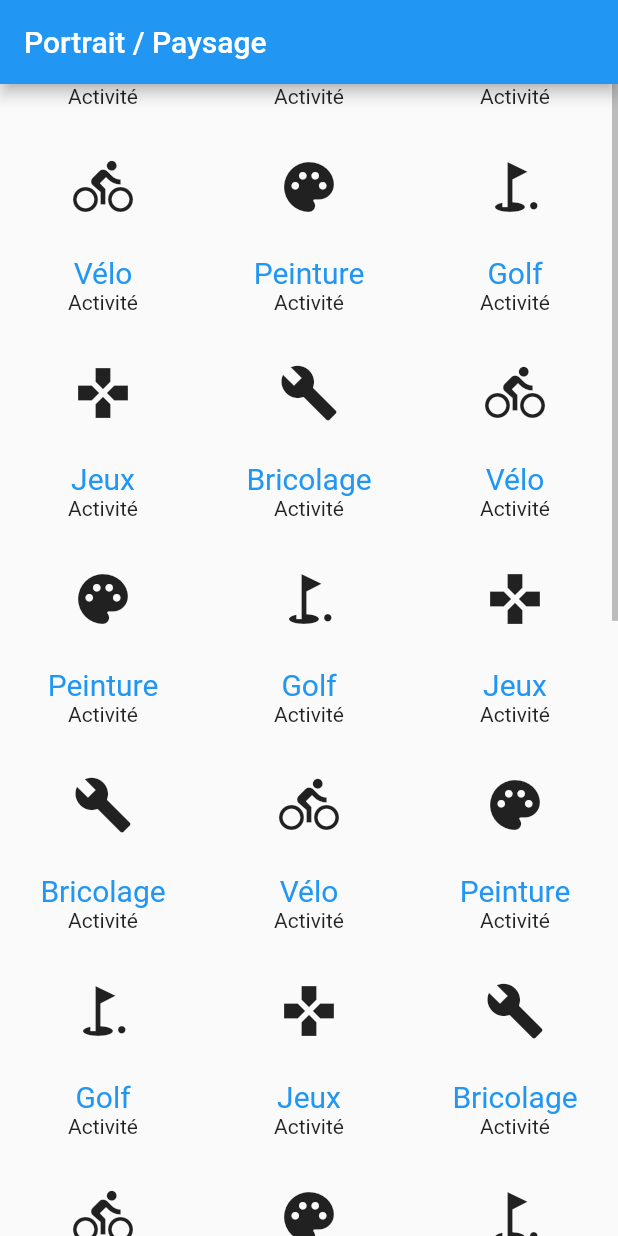
After one commit to fabienlierville/-flutter_ril21-2_scroll, a Flutter app: the screen it shows after launch, on a phone screen of 412 x 824 dp. The commit adds this screen. Run offline on Flutter 3.47's test engine with Material 2 defaults, Android fonts, the phone set to English and light mode, and no system bars.

Commit message:
Portrait-Paysage

```diff
--- a/lib/pages/page_portrait_paysage.dart
+++ b/lib/pages/page_portrait_paysage.dart
@@ -1,5 +1,6 @@
 import 'package:flutter/material.dart';
 import 'package:scroll/models/activite.dart';
+import 'package:scroll/widgets/activite_grid.dart';
 
 class PagePortraitPaysage extends StatefulWidget {
   const PagePortraitPaysage({Key? key}) : super(key: key);
@@ -83,18 +84,9 @@ class _PagePortraitPaysageState extends State<PagePortraitPaysage> {
         child: Scrollbar(
           controller: activiteController,
           isAlwaysShown: true,
-          child: GridView.builder(
-            gridDelegate: SliverGridDelegateWithFixedCrossAxisCount(crossAxisCount: 3),
-            itemCount: activites.length,
-            controller: activiteController,
-            itemBuilder: (context, index){
-              Activite activite = activites[index];
-              return GridTile(
-                  header: Text("Activité", textAlign: TextAlign.center),
-                child: Icon(activite.icone, size: 40,),
-                footer: Text(activite.nom, textAlign: TextAlign.center,style: TextStyle(color: Colors.blue, fontSize: 20),),
-              );
-            },
+          child: ActiviteGrid(
+            activites: activites,
+            activiteController: activiteController,
           ),
         ) ,
       ),
--- /dev/null
+++ b/lib/widgets/activite_grid.dart
@@ -0,0 +1,26 @@
+import 'package:flutter/material.dart';
+import 'package:scroll/models/activite.dart';
+
+class ActiviteGrid extends StatelessWidget {
+  List<Activite> activites;
+  ScrollController activiteController;
+
+  ActiviteGrid({Key? key, required this.activites, required this.activiteController}) : super(key: key);
+
+  @override
+  Widget build(BuildContext context) {
+    return GridView.builder(
+      gridDelegate: SliverGridDelegateWithFixedCrossAxisCount(crossAxisCount: 3),
+      itemCount: activites.length,
+      controller: activiteController,
+      itemBuilder: (context, index){
+        Activite activite = activites[index];
+        return GridTile(
+          header: Text("Activité", textAlign: TextAlign.center),
+          child: Icon(activite.icone, size: 40,),
+          footer: Text(activite.nom, textAlign: TextAlign.center,style: TextStyle(color: Colors.blue, fontSize: 20),),
+        );
+      },
+    );
+  }
+}
```
